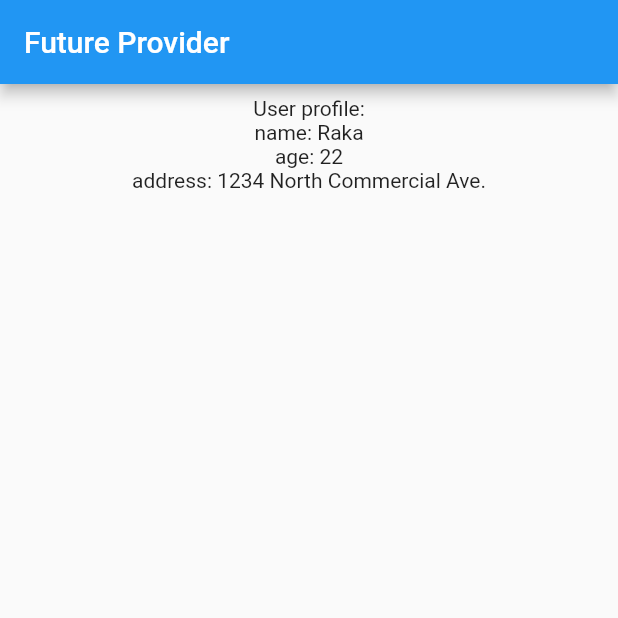
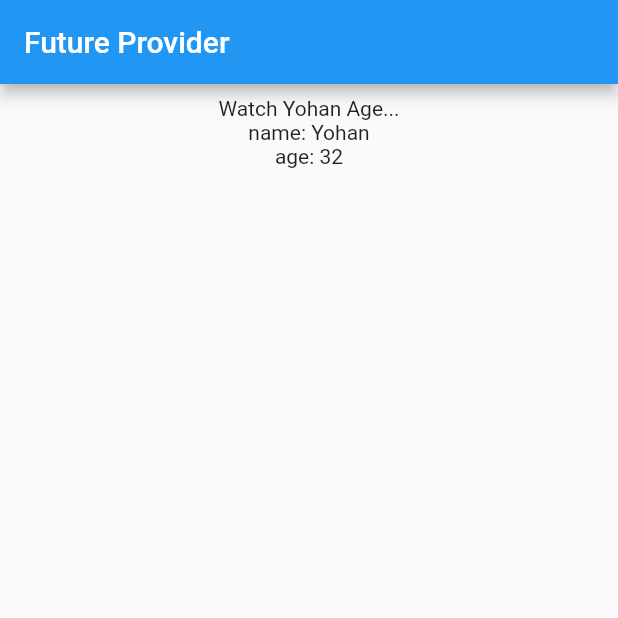
Before and after one commit to rakabgs27/Flutter-Provider-Basic, a Flutter app: the screen it shows after launch, on a phone screen of 412 x 824 dp, the top half of it. Run offline on Flutter 3.47's test engine with Material 2 defaults, Android fonts, the phone set to English and light mode, and no system bars.

Commit message:
Stream Provider

```diff
--- a/lib/main.dart
+++ b/lib/main.dart
@@ -3,37 +3,30 @@ import 'package:provider/provider.dart';
 
 class Person {
   final String name;
-  int age;
+  final int initialAge;
   Person({
     required this.name,
-    required this.age
-    });
-}
-
-class Home {
-  final String city = "Portland";
-
-  Future<String> get fetchAddress {
-    final address = Future.delayed(const Duration(seconds: 5), () {
-      return '1234 North Commercial Ave.';
+    required this.initialAge
     });
 
-    return address;
+  Stream<String> get age async* {
+      var i = initialAge;
+      while (i < 85) {
+        await Future.delayed(Duration(seconds: 1), () {
+          i++;
+        });
+        yield i.toString();
+      }
   }
 }
 
 void main() {
   runApp(
-   MultiProvider(
-      providers: [
-        Provider<Person>(
-          create: (context) => Person(name: 'Raka', age: 22),
-        ),
-        FutureProvider(create: ((context) => Home().fetchAddress),
-        initialData: "Fetching Address",
-        )
-      ],
-    child: MyApp(),
+  StreamProvider<String>(
+      create: (_) => Person(name: 'Yohan', initialAge: 25).age,
+      initialData: 25.toString(),
+      catchError: (_, error) => error.toString(),
+      child: MyApp(),
    )
   );
 }
@@ -59,16 +52,13 @@ class MyHomePage extends StatelessWidget {
       body: Padding(
         padding: const EdgeInsets.all(8.0),
         child: Center(
-          child: Consumer<Person>(
-            builder: (context, Person person, child) {
+          child: Consumer<String>(
+            builder: (context, String age, child) {
               return Column(
                 children: <Widget>[
-                  Text("User profile:"),
-                  Text("name: ${person.name}"),
-                  Text("age: ${person.age}"),
-                  Consumer<String>(builder: (context, String address, child) {
-                    return Text("address: $address");
-                  }),
+                  Text("Watch Yohan Age..."),
+                  Text("name: Yohan"),
+                  Text("age: $age"),
                 ],
               );
             },
```
